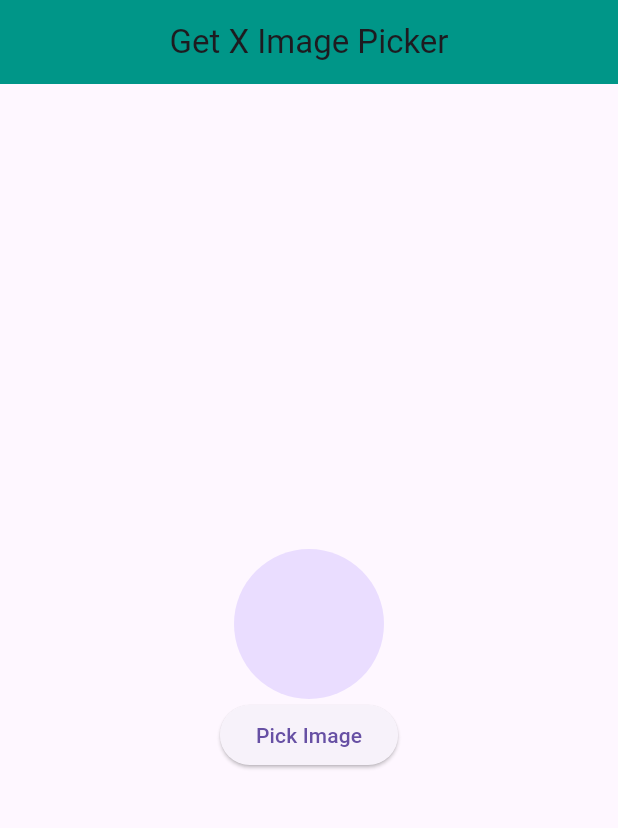
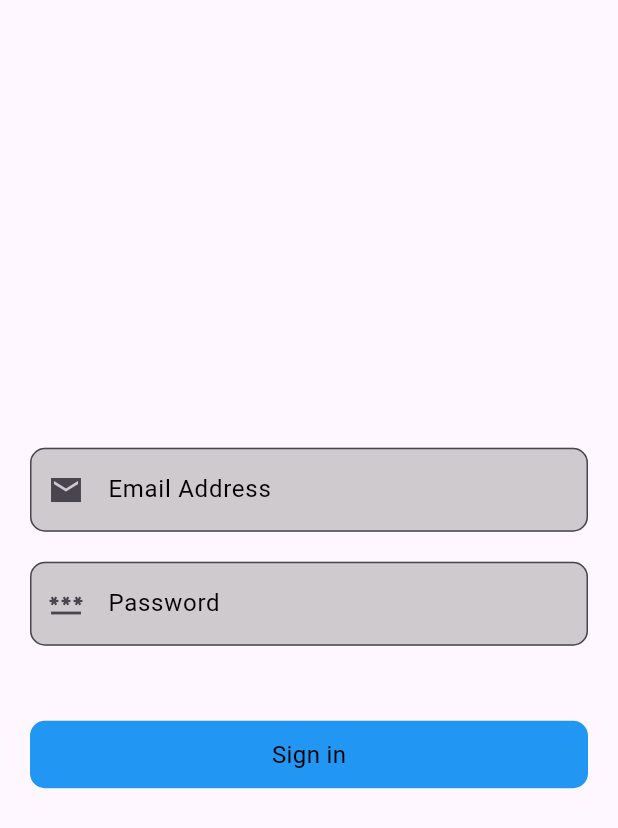
Before and after one commit to Munim57/get_x_practice, a Flutter app: the screen it shows after launch, on a phone screen of 412 x 824 dp. Shown: the top 828 px of the screen. Run offline on Flutter 3.47's test engine with Material 3 defaults, Android fonts, the phone set to English and light mode, and no system bars; our stand-ins replace get, image_picker.

Commit message:
signin_with api

```diff
--- a/lib/main.dart
+++ b/lib/main.dart
@@ -1,6 +1,7 @@
 import 'package:flutter/material.dart';
 import 'package:get/get_navigation/get_navigation.dart';
-import 'package:get_x_practice/get_x_image_picker_example/imagepicker.dart';
+
+import 'package:get_x_practice/signin_case_example/signin.dart';
 
 void main() {
   runApp(MyApp());
@@ -16,9 +17,6 @@ class MyApp extends StatefulWidget {
 class _MyAppState extends State<MyApp> {
   @override
   Widget build(BuildContext context) {
-    return GetMaterialApp(
-      debugShowCheckedModeBanner: false,
-      home: Imagepicker(),
-    );
+    return GetMaterialApp(debugShowCheckedModeBanner: false, home: Signin());
   }
 }
--- /dev/null
+++ b/lib/signin_case_example/sign_widget.dart
@@ -0,0 +1,33 @@
+import 'dart:convert';
+
+import 'package:flutter/cupertino.dart';
+import 'package:get/get.dart';
+import 'package:http/http.dart';
+
+class SignController extends GetxController {
+  final emailController = TextEditingController().obs;
+  final passwordController = TextEditingController().obs;
+
+  void signinApi() async {
+    try {
+      final response = await post(
+        Uri.parse('https://funfit.econovoo.com/api/login'),
+        body: {
+          'email': emailController.value.text,
+          'password': passwordController.value.text,
+        },
+      );
+
+      var data = jsonDecode(response.body);
+      print(response.statusCode);
+      print(data);
+      if (response.statusCode == 200) {
+        Get.snackbar('Login Successful', 'Congrations');
+      } else {
+        Get.snackbar('Login Failed', 'Incorrect');
+      }
+    } catch (e) {
+      Get.snackbar('Exception', e.toString());
+    }
+  }
+}
--- /dev/null
+++ b/lib/signin_case_example/signin.dart
@@ -0,0 +1,105 @@
+import 'package:flutter/material.dart';
+import 'package:get/get.dart';
+import 'package:get_x_practice/signin_case_example/sign_widget.dart';
+
+class Signin extends StatefulWidget {
+  const Signin({super.key});
+
+  @override
+  State<Signin> createState() => _SigninState();
+}
+
+class _SigninState extends State<Signin> {
+  final SignController controller = Get.put(SignController());
+  @override
+  Widget build(BuildContext context) {
+    return SafeArea(
+      child: Scaffold(
+        body: Padding(
+          padding: const EdgeInsets.all(20),
+          child: Column(
+            mainAxisAlignment: MainAxisAlignment.center,
+            children: [
+              TextFormField(
+                controller: controller.emailController.value,
+                keyboardType: TextInputType.emailAddress,
+                obscureText: false,
+                style: TextStyle(
+                  color: Colors.black,
+                  fontSize: 16,
+                  fontWeight: FontWeight.w400,
+                ),
+                decoration: InputDecoration(
+                  hintText: 'Email Address',
+                  hintStyle: TextStyle(
+                    color: Colors.black,
+                    fontSize: 16,
+                    fontWeight: FontWeight.w400,
+                  ),
+                  prefixIcon: Icon(Icons.email_sharp),
+                  filled: true,
+                  // ignore: deprecated_member_use
+                  fillColor: Colors.grey.withOpacity(0.5),
+                  border: OutlineInputBorder(
+                    borderRadius: BorderRadius.circular(10),
+                    borderSide: BorderSide(color: Colors.black12),
+                  ),
+                ),
+              ),
+              SizedBox(height: 20),
+              TextFormField(
+                controller: controller.passwordController.value,
+                keyboardType: TextInputType.emailAddress,
+
+                style: TextStyle(
+                  color: Colors.black,
+                  fontSize: 16,
+                  fontWeight: FontWeight.w400,
+                ),
+                decoration: InputDecoration(
+                  hintText: 'Password',
+                  hintStyle: TextStyle(
+                    color: Colors.black,
+                    fontSize: 16,
+                    fontWeight: FontWeight.w400,
+                  ),
+                  prefixIcon: Icon(Icons.password_outlined),
+                  filled: true,
+                  // ignore: deprecated_member_use
+                  fillColor: Colors.grey.withOpacity(0.5),
+                  border: OutlineInputBorder(
+                    borderRadius: BorderRadius.circular(10),
+                    borderSide: BorderSide(color: Colors.black12),
+                  ),
+                ),
+              ),
+              SizedBox(height: 50),
+              InkWell(
+                onTap: () {
+                  controller.signinApi();
+                },
+                child: Container(
+                  height: 45,
+                  decoration: BoxDecoration(
+                    borderRadius: BorderRadius.circular(10),
+                    color: Colors.blue,
+                  ),
+                  child: Center(
+                    child: Text(
+                      'Sign in',
+                      style: TextStyle(
+                        color: Colors.black,
+                        fontSize: 16,
+                        fontWeight: FontWeight.w400,
+                      ),
+                    ),
+                  ),
+                ),
+              ),
+            ],
+          ),
+        ),
+      ),
+    );
+  }
+}
--- a/pubspec.yaml
+++ b/pubspec.yaml
@@ -32,6 +32,7 @@ dependencies:
     sdk: flutter
   image_picker: ^1.2.1
   get: ^4.7.2
+  http:
   cupertino_icons: ^1.0.8
 
 
```
Also changed, not shown: pubspec.lock.
